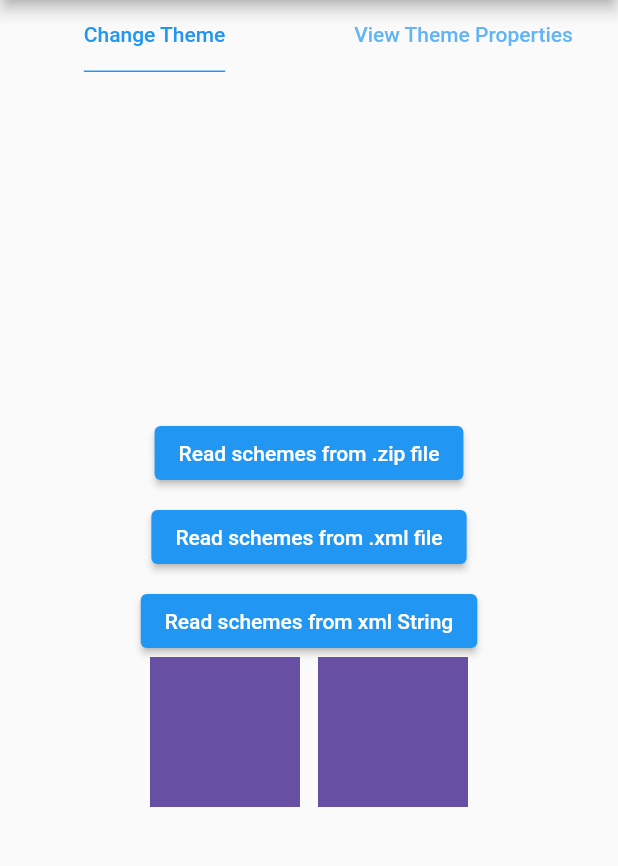
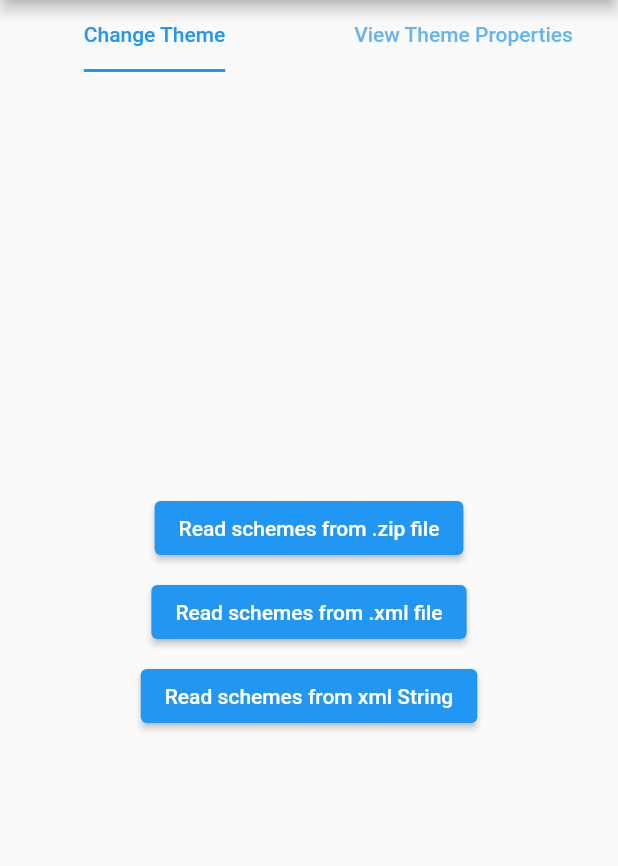
Before and after one commit to Psyonix-Tech/material_theme_parser, a Flutter app: the screen it shows after launch, on a phone screen of 412 x 824 dp, the part 84-950 px from its top. Run offline on Flutter 3.47's test engine with Material 2 defaults, Android fonts, the light colour scheme and no system bars; missing offline and left inert: xml2json.

Commit message:
setting part of the values in the example and adding TODO note for the rest

```diff
--- a/example/lib/main.dart
+++ b/example/lib/main.dart
@@ -6,6 +6,43 @@ import 'package:flutter/services.dart'
     show rootBundle, Clipboard, ClipboardData;
 
 void main() => runApp(const MyApp());
+
+MaterialColor toMaterialColor(Color color) {
+  Map<int, Color> getSwatch(Color color) {
+    final hslColor = HSLColor.fromColor(color);
+    final lightness = hslColor.lightness;
+
+    /// if [500] is the default color, there are at LEAST five
+    /// steps below [500]. (i.e. 400, 300, 200, 100, 50.) A
+    /// divisor of 5 would mean [50] is a lightness of 1.0 or
+    /// a color of #ffffff. A value of six would be near white
+    /// but not quite.
+    const lowDivisor = 6;
+
+    /// if [500] is the default color, there are at LEAST four
+    /// steps above [500]. A divisor of 4 would mean [900] is
+    /// a lightness of 0.0 or color of #000000
+    const highDivisor = 5;
+
+    final lowStep = (1.0 - lightness) / lowDivisor;
+    final highStep = lightness / highDivisor;
+
+    return {
+      50: (hslColor.withLightness(lightness + (lowStep * 5))).toColor(),
+      100: (hslColor.withLightness(lightness + (lowStep * 4))).toColor(),
+      200: (hslColor.withLightness(lightness + (lowStep * 3))).toColor(),
+      300: (hslColor.withLightness(lightness + (lowStep * 2))).toColor(),
+      400: (hslColor.withLightness(lightness + lowStep)).toColor(),
+      500: (hslColor.withLightness(lightness)).toColor(),
+      600: (hslColor.withLightness(lightness - highStep)).toColor(),
+      700: (hslColor.withLightness(lightness - (highStep * 2))).toColor(),
+      800: (hslColor.withLightness(lightness - (highStep * 3))).toColor(),
+      900: (hslColor.withLightness(lightness - (highStep * 4))).toColor(),
+    };
+  }
+
+  return MaterialColor(color.value, getSwatch(color));
+}
 
 class MyApp extends StatefulWidget {
   const MyApp({Key? key}) : super(key: key);
@@ -36,6 +73,32 @@ class _MyAppState extends State<MyApp> {
       debugShowCheckedModeBanner: false,
       theme: ThemeData(
         colorScheme: _colors?.toLightColorScheme(),
+        backgroundColor: _colors?.toLightColorScheme().background,
+        cardColor: _colors?.toLightColorScheme().surface,
+        errorColor: _colors?.toLightColorScheme().error,
+        primaryColor: _colors?.toLightColorScheme().primary,
+        primaryColorLight: _colors?.toLightColorScheme().primary,
+        primaryColorBrightness: Brightness.light,
+        primaryColorDark: _colors?.toLightColorScheme().primaryVariant,
+        indicatorColor: _colors?.toLightColorScheme().primary,
+        canvasColor: _colors?.toLightColorScheme().background,
+        scaffoldBackgroundColor: _colors?.toLightColorScheme().background,
+        dialogBackgroundColor: _colors?.toLightColorScheme().surface,
+
+        /// TODO: find color values for these paramateres
+        secondaryHeaderColor: null,
+        bottomAppBarColor: null,
+        selectedRowColor: null,
+        highlightColor: null,
+        disabledColor: null,
+        toggleableActiveColor: null,
+        unselectedWidgetColor: null,
+        dividerColor: null,
+        splashColor: null,
+        shadowColor: null,
+        hoverColor: null,
+        focusColor: null,
+        hintColor: null,
       ),
       darkTheme: ThemeData(colorScheme: _colors?.toDarkColorScheme()),
       themeMode: _mode,
@@ -75,18 +138,9 @@ class _MyAppState extends State<MyApp> {
                             text: e,
                           ))
                       .toList(),
-                  indicator: BoxDecoration(
-                    border: Border(
-                      bottom: BorderSide(
-                        color: Theme.of(context).colorScheme.primary,
-                      ),
-                    ),
-                  ),
                   automaticIndicatorColorAdjustment: true,
                   indicatorSize: TabBarIndicatorSize.label,
                   labelColor: Theme.of(context).colorScheme.primary,
-                  unselectedLabelColor:
-                      Theme.of(context).colorScheme.primary.withOpacity(0.7),
                 );
               }),
               const Expanded(
@@ -145,24 +199,6 @@ class ChangeTheme extends StatelessWidget {
             },
             child: const Text('Read schemes from xml String'),
           ),
-          Row(
-            mainAxisSize: MainAxisSize.min,
-            children: [
-              Container(
-                width: 100,
-                height: 100,
-                color: const Color.fromARGB(255, 103, 80, 164),
-              ),
-              const SizedBox(
-                width: 12,
-              ),
-              Container(
-                width: 100,
-                height: 100,
-                color: const Color(0xff6750A4),
-              ),
-            ],
-          ),
         ],
       ),
     );
@@ -178,21 +214,6 @@ class ViewThemeProperties extends StatefulWidget {
 
 class _ViewThemePropertiesState extends State<ViewThemeProperties> {
   bool fromSwatch = false;
-  MaterialColor toMaterialColor(Color color) {
-    Map<int, Color> map = {
-      50: Color.fromRGBO(color.red, color.green, color.blue, .1),
-      100: Color.fromRGBO(color.red, color.green, color.blue, .2),
-      200: Color.fromRGBO(color.red, color.green, color.blue, .3),
-      300: Color.fromRGBO(color.red, color.green, color.blue, .4),
-      400: Color.fromRGBO(color.red, color.green, color.blue, .5),
-      500: Color.fromRGBO(color.red, color.green, color.blue, .6),
-      600: Color.fromRGBO(color.red, color.green, color.blue, .7),
-      700: Color.fromRGBO(color.red, color.green, color.blue, .8),
-      800: Color.fromRGBO(color.red, color.green, color.blue, .9),
-      900: Color.fromRGBO(color.red, color.green, color.blue, 1),
-    };
-    return MaterialColor(color.value, map);
-  }
 
   @override
   Widget build(BuildContext context) {
@@ -229,11 +250,10 @@ class _ViewThemePropertiesState extends State<ViewThemeProperties> {
                       children: [
                         TextSpan(
                           text:
-                              'This will create a swatch by manipulating opacity, ',
+                              'This will create a swatch by manipulating lightness, ',
                         ),
                         TextSpan(
-                          text:
-                              'Color luminance is totally a different concept',
+                          text: 'Color luminance is totally different concept',
                           style: TextStyle(
                             decoration: TextDecoration.underline,
                           ),
```
